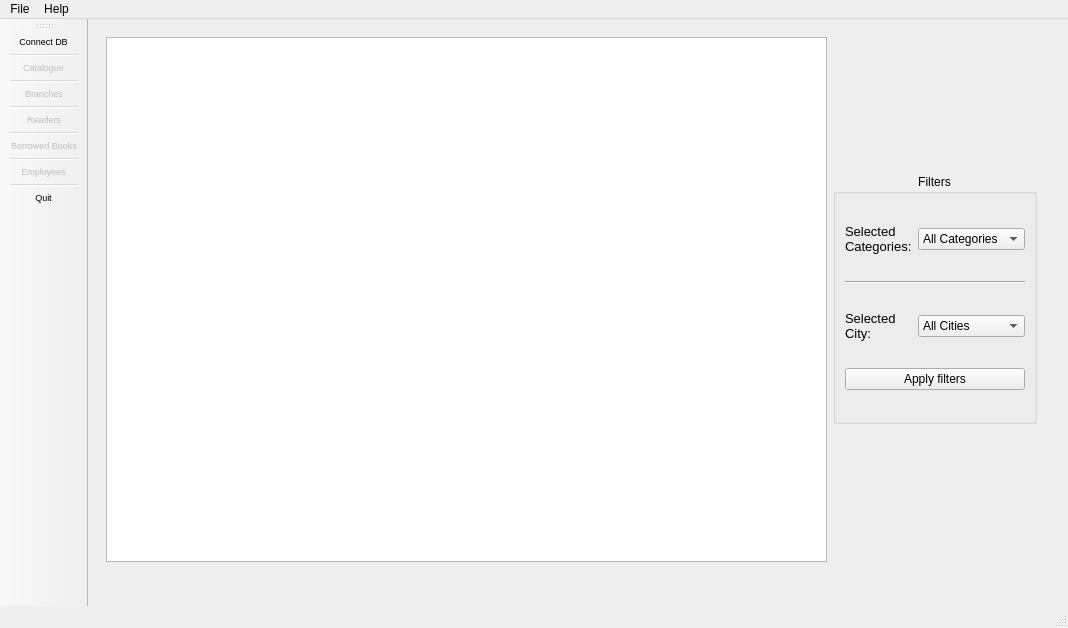
Before: the Qt Designer form qt_gui/LibraryManagementSystem/mainwindow.ui in Corrlie/Library_management_system, drawn with Qt 5.
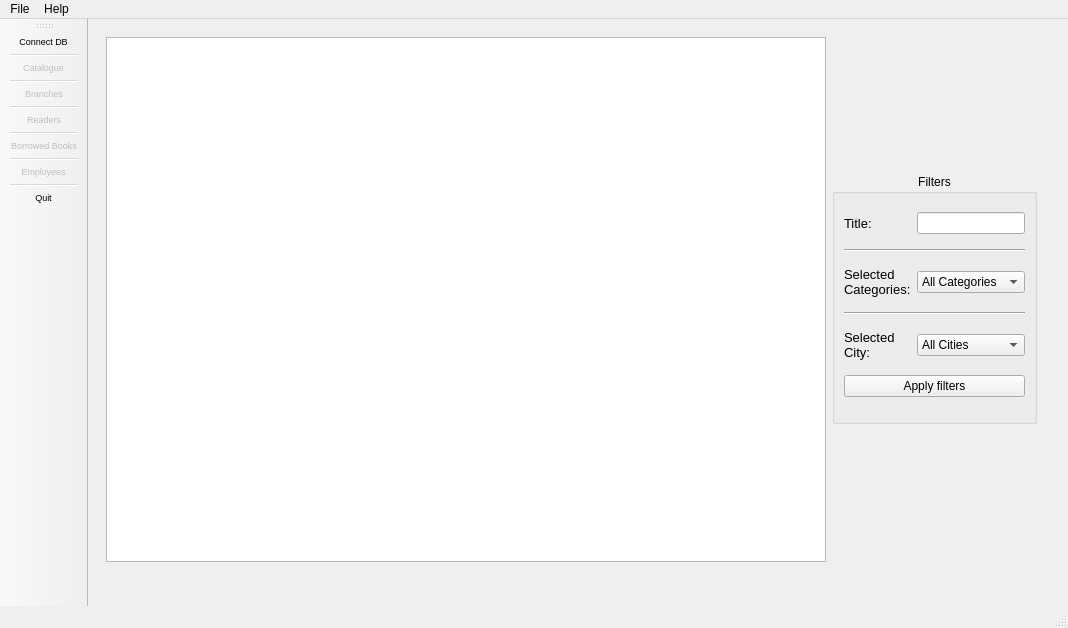
After: the same form once the commit is applied. The open tabs and pages were chosen to show the change. Icons and pictures are not drawn.

Commit message: Added title filter on catalogue page

Patch:
```diff
--- a/qt_gui/LibraryManagementSystem/mainwindow.ui
+++ b/qt_gui/LibraryManagementSystem/mainwindow.ui
@@ -64,20 +64,26 @@
            <set>Qt::AlignHCenter|Qt::AlignTop</set>
           </property>
           <layout class="QGridLayout" name="gridLayout">
-           <item row="2" column="0">
-            <widget class="QLabel" name="label_2">
-             <property name="font">
-              <font>
-               <pointsize>10</pointsize>
-              </font>
-             </property>
-             <property name="text">
-              <string>Selected
-City:</string>
-             </property>
+           <item row="4" column="1">
+            <widget class="QComboBox" name="comboBox_cities">
+             <item>
+              <property name="text">
+               <string>All Cities</string>
+              </property>
+             </item>
+             <item>
+              <property name="text">
+               <string>London</string>
+              </property>
+             </item>
+             <item>
+              <property name="text">
+               <string>Toronto</string>
+              </property>
+             </item>
             </widget>
            </item>
-           <item row="0" column="1">
+           <item row="2" column="1">
             <widget class="QComboBox" name="comboBox_cat">
              <item>
               <property name="text">
@@ -116,7 +122,23 @@
              </item>
             </widget>
            </item>
-           <item row="3" column="0" colspan="2">
+           <item row="2" column="0">
+            <widget class="QLabel" name="label">
+             <property name="font">
+              <font>
+               <pointsize>10</pointsize>
+              </font>
+             </property>
+             <property name="text">
+              <string>Selected
+Categories:</string>
+             </property>
+            </widget>
+           </item>
+           <item row="0" column="1">
+            <widget class="QLineEdit" name="lineEdit_title"/>
+           </item>
+           <item row="5" column="0" colspan="2">
             <widget class="QPushButton" name="pushButton">
              <property name="sizePolicy">
               <sizepolicy hsizetype="Minimum" vsizetype="Fixed">
@@ -129,7 +151,20 @@
              </property>
             </widget>
            </item>
-           <item row="1" column="0" colspan="2">
+           <item row="4" column="0">
+            <widget class="QLabel" name="label_2">
+             <property name="font">
+              <font>
+               <pointsize>10</pointsize>
+              </font>
+             </property>
+             <property name="text">
+              <string>Selected
+City:</string>
+             </property>
+            </widget>
+           </item>
+           <item row="3" column="0" colspan="2">
             <widget class="Line" name="line">
              <property name="sizePolicy">
               <sizepolicy hsizetype="Expanding" vsizetype="Fixed">
@@ -142,35 +177,28 @@
              </property>
             </widget>
            </item>
-           <item row="2" column="1">
-            <widget class="QComboBox" name="comboBox_cities">
-             <item>
-              <property name="text">
-               <string>All Cities</string>
-              </property>
-             </item>
-             <item>
-              <property name="text">
-               <string>London</string>
-              </property>
-             </item>
-             <item>
-              <property name="text">
-               <string>Toronto</string>
-              </property>
-             </item>
-            </widget>
-           </item>
            <item row="0" column="0">
-            <widget class="QLabel" name="label">
+            <widget class="QLabel" name="label_5">
              <property name="font">
               <font>
                <pointsize>10</pointsize>
               </font>
              </property>
              <property name="text">
-              <string>Selected
-Categories:</string>
+              <string>Title:</string>
+             </property>
+            </widget>
+           </item>
+           <item row="1" column="0" colspan="2">
+            <widget class="Line" name="line_2">
+             <property name="sizePolicy">
+              <sizepolicy hsizetype="Expanding" vsizetype="Fixed">
+               <horstretch>0</horstretch>
+               <verstretch>0</verstretch>
+              </sizepolicy>
+             </property>
+             <property name="orientation">
+              <enum>Qt::Horizontal</enum>
              </property>
             </widget>
            </item>
```
Left out of the diff: 2 changed lines with no effect on the pictures. The commit also changes 4 other files.
